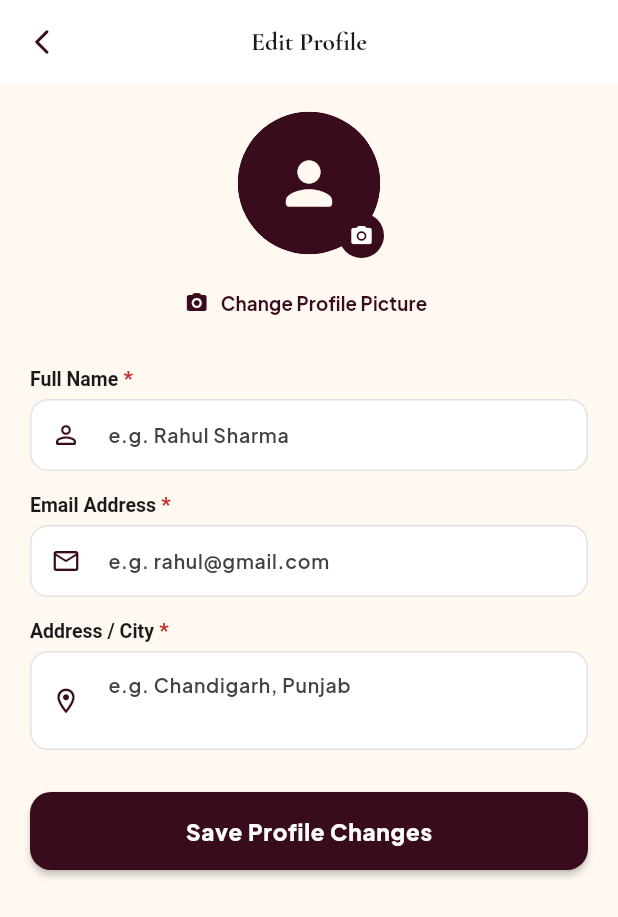
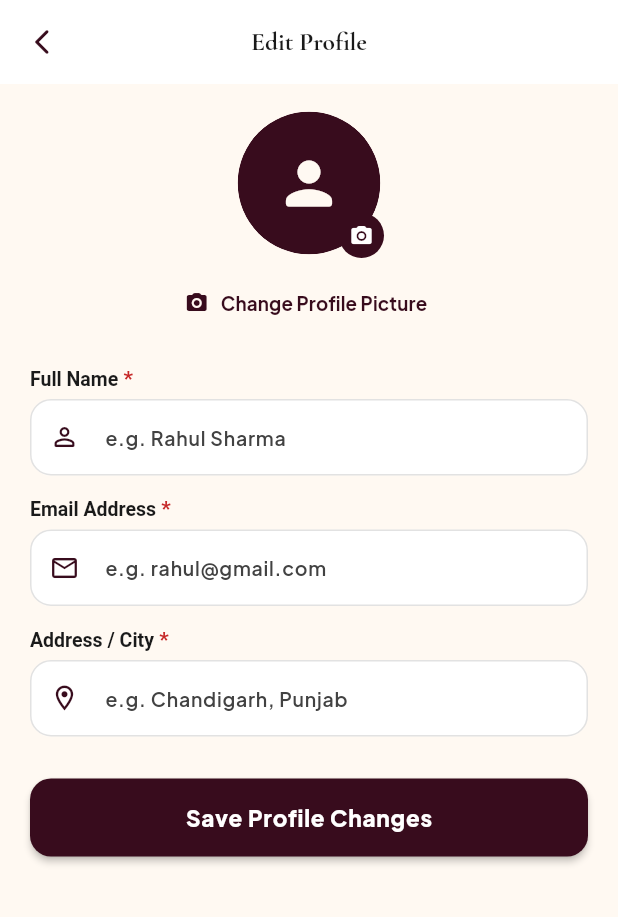
Before and after one commit to rajputjeet/riwaaz, a Flutter app: the CustomerEditProfileScreen screen opened directly, on a phone screen of 412 x 824 dp. Shown: the top 917 px of the screen. Run offline on Flutter 3.47's test engine with Material 3 defaults, Android fonts, the light colour scheme and no system bars; our stand-ins replace cached_network_image, chewie, dio, flutter_widget_from_html_core, get, google_fonts and 3 more; accounts and stored records are empty; network calls fail.

Commit message:
feat: add customer edit profile screen with image upload and form handling

```diff
--- a/lib/features/profile/customer_edit_profile_screen.dart
+++ b/lib/features/profile/customer_edit_profile_screen.dart
@@ -402,7 +402,7 @@ class _CustomerEditProfileScreenState extends State<CustomerEditProfileScreen> {
                       hintText: 'e.g. Chandigarh, Punjab',
                       controller: _addressCtrl,
                       icon: Icons.location_on_outlined,
-                      maxLines: 2,
+                      maxLines: 1,
                       isRequired: true,
                       validator: (v) {
                         if (v == null || v.trim().isEmpty) {
@@ -505,42 +505,55 @@ class _CustomerEditProfileScreenState extends State<CustomerEditProfileScreen> {
           decoration: InputDecoration(
             hintText: hintText,
             hintStyle: const TextStyle(fontSize: 13, color: AppColors.darkGrey),
-            prefixIcon: Icon(icon, color: AppColors.primary, size: 20),
+            prefixIcon: maxLines > 1
+                ? Container(
+                    width: 46,
+                    alignment: Alignment.topCenter,
+                    padding: const EdgeInsets.only(top: 15),
+                    child: Icon(icon, color: AppColors.primary, size: 20),
+                  )
+                : Icon(icon, color: AppColors.primary, size: 20),
+            prefixIconConstraints: const BoxConstraints(
+              minWidth: 46,
+              minHeight: 46,
+            ),
             filled: true,
             fillColor: AppColors.white,
-            contentPadding:
-                const EdgeInsets.symmetric(horizontal: 14, vertical: 12),
+            contentPadding: const EdgeInsets.symmetric(
+              horizontal: 16,
+              vertical: 15,
+            ),
             border: OutlineInputBorder(
-              borderRadius: BorderRadius.circular(12),
+              borderRadius: BorderRadius.circular(14),
               borderSide: BorderSide(
                 color: AppColors.grey.withValues(alpha: 0.3),
               ),
             ),
             enabledBorder: OutlineInputBorder(
-              borderRadius: BorderRadius.circular(12),
+              borderRadius: BorderRadius.circular(14),
               borderSide: BorderSide(
                 color: AppColors.grey.withValues(alpha: 0.3),
               ),
             ),
             focusedBorder: OutlineInputBorder(
-              borderRadius: BorderRadius.circular(12),
+              borderRadius: BorderRadius.circular(14),
               borderSide: const BorderSide(
                 color: AppColors.primary,
-                width: 1.5,
+                width: 1.6,
               ),
             ),
             errorBorder: OutlineInputBorder(
-              borderRadius: BorderRadius.circular(12),
+              borderRadius: BorderRadius.circular(14),
               borderSide: const BorderSide(
                 color: AppColors.error,
                 width: 1.2,
               ),
             ),
             focusedErrorBorder: OutlineInputBorder(
-              borderRadius: BorderRadius.circular(12),
+              borderRadius: BorderRadius.circular(14),
               borderSide: const BorderSide(
                 color: AppColors.error,
-                width: 1.5,
+                width: 1.6,
               ),
             ),
           ),
```
Also changed, not shown: lib/features/vendor_panel/vendor_edit_profile_screen.dart (+24 -11 lines).
